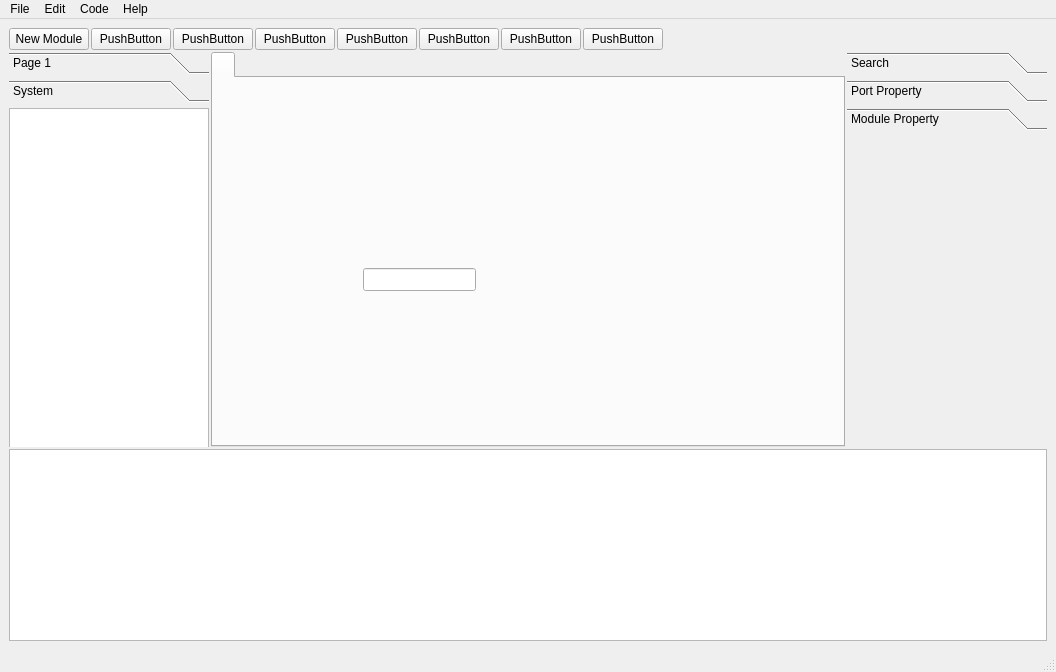
First picture: the form in src/eda_qt/mainwindow.ui, repository youks3/youks3, before the edit.
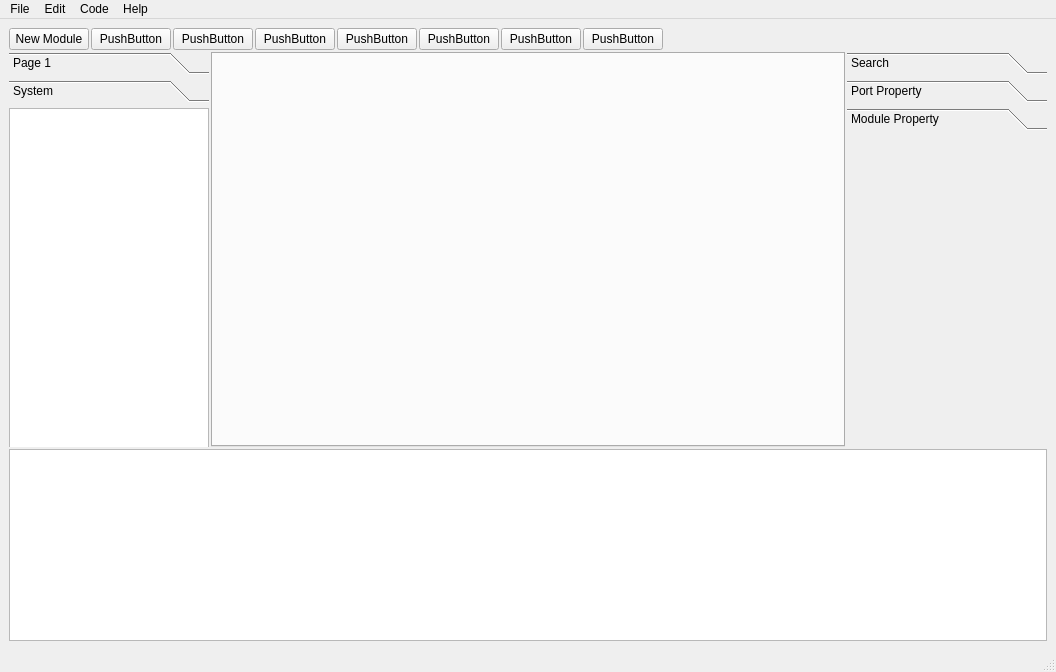
Second picture: the form after the edit.

Patch:
```diff
--- a/src/eda_qt/mainwindow.ui
+++ b/src/eda_qt/mainwindow.ui
@@ -200,21 +200,6 @@
           <property name="currentIndex">
            <number>0</number>
           </property>
-          <widget class="QWidget" name="tab_code">
-           <attribute name="title">
-            <string/>
-           </attribute>
-           <widget class="QLineEdit" name="lineEdit">
-            <property name="geometry">
-             <rect>
-              <x>150</x>
-              <y>190</y>
-              <width>113</width>
-              <height>23</height>
-             </rect>
-            </property>
-           </widget>
-          </widget>
          </widget>
         </item>
         <item row="0" column="2">
```
Left out of the diff: 2 changed lines with no effect on the pictures.
